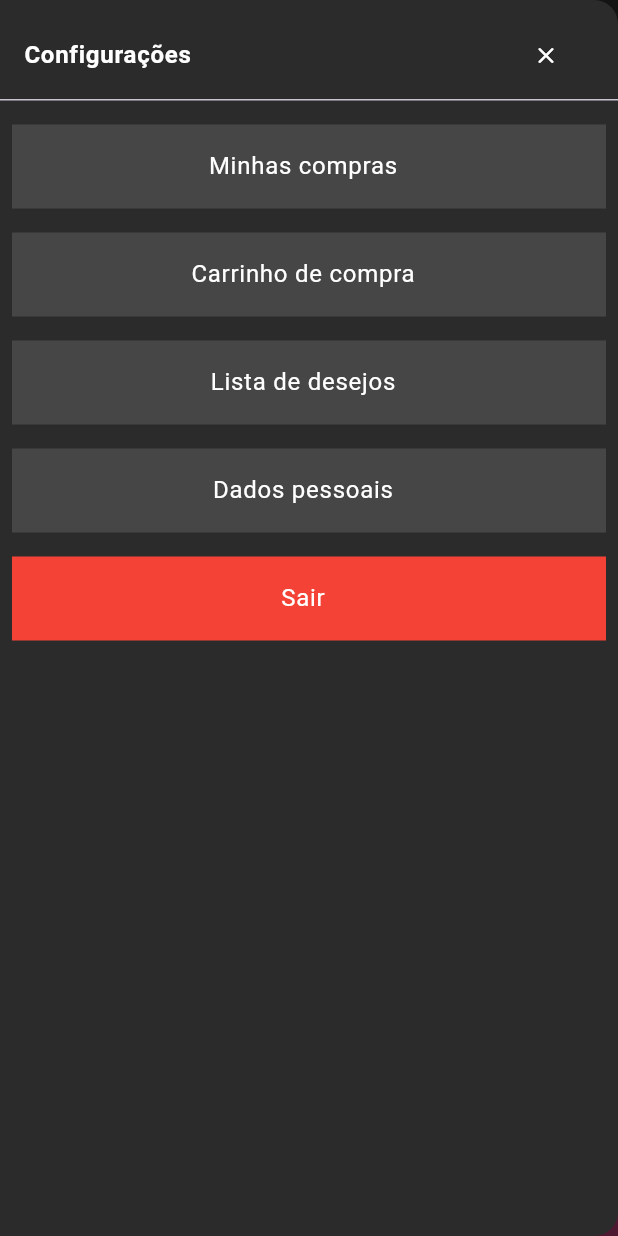
After one commit to LucasSSilvaJS/RetroVault, a Flutter app: the MainPage screen opened by its route, after a tap on the "menu" icon, on a phone screen of 412 x 824 dp. The commit adds this screen. Run offline on Flutter 3.47's test engine with Material 3 defaults, Android fonts, the phone set to English and light mode, and no system bars; our stand-ins replace carousel_slider, image_picker.

Commit message:
Mundanças

```diff
--- a/lib/main.dart
+++ b/lib/main.dart
@@ -1,6 +1,7 @@
 import 'package:flutter/material.dart';
 import 'pages/homepage.dart';
 import 'pages/profileimg.dart';
+import 'pages/mainpage.dart';
 
 void main() {
   runApp(MyApp());
@@ -16,6 +17,7 @@ class MyApp extends StatelessWidget {
       routes: {
         '/': (context) => HomePage(),
         '/profileimg': (context) => ProfileImg(),
+        '/mainpage': (context) => MainPage(),
       },
     );
   }
--- /dev/null
+++ b/lib/pages/mainpage.dart
@@ -0,0 +1,231 @@
+import 'package:flutter/material.dart';
+
+class MainPage extends StatelessWidget {
+  @override
+  Widget build(BuildContext context) {
+    final GlobalKey<ScaffoldState> _scaffoldKey = GlobalKey<ScaffoldState>();
+
+    return Scaffold(
+      key: _scaffoldKey,
+      drawer: Drawer(
+        backgroundColor: const Color(0xFF2B2B2B),
+        width: double.infinity,
+        child: ListView(
+          padding: EdgeInsets.zero,
+          children: [
+            Container(
+              height: 75.0, // Ajuste a altura aqui
+              child: DrawerHeader(
+                child: Row(
+                  mainAxisAlignment: MainAxisAlignment.spaceBetween,
+                  children: [
+                    const Text(
+                      'Configurações',
+                      style: TextStyle(
+                        color: Colors.white,
+                        fontSize: 16.0,
+                        fontWeight: FontWeight.bold,
+                      ),
+                    ),
+                    TextButton(
+                      onPressed: () {
+                        Navigator.of(context).pop();
+                      },
+                      child: const Icon(
+                        Icons.close_rounded,
+                        color: Colors.white,
+                      ),
+                    )
+                  ],
+                ),
+              ),
+            ),
+            ListMenu(title: 'Minhas compras'),
+            ListMenu(title: 'Carrinho de compra'),
+            ListMenu(title: 'Lista de desejos'),
+            ListMenu(title: 'Dados pessoais'),
+            ListMenu(title: 'Sair', color: Colors.red),
+          ],
+        ),
+      ),
+      appBar: AppBar(
+        backgroundColor: const Color(0xFF2B2B2B),
+        automaticallyImplyLeading: false,
+        title: Row(
+          mainAxisAlignment: MainAxisAlignment.spaceBetween,
+          children: [
+            IconButton(
+              onPressed: () {
+                _scaffoldKey.currentState?.openDrawer();
+              },
+              icon: const Icon(
+                Icons.menu,
+                color: Colors.white,
+              ),
+            ),
+            const Text(
+              'Retro Vault',
+              style: TextStyle(
+                color: Colors.white,
+              ),
+            ),
+            CircleAvatar(
+              radius: 16,
+              backgroundImage: AssetImage('assets/img/avatar.png'),
+            )
+          ],
+        ),
+      ),
+      body: Container(
+        decoration: const BoxDecoration(
+          image: DecorationImage(
+            image: AssetImage('assets/img/Wallpaper.png'),
+            fit: BoxFit.cover,
+          ),
+        ),
+        child: Center(
+          child: Column(
+            children: [
+              const SizedBox(
+                height: 25.0,
+              ),
+              Padding(
+                padding: const EdgeInsets.symmetric(horizontal: 20.0),
+                child: SearchInput(),
+              ),
+              const SizedBox(
+                height: 15.0,
+              ),
+              const Padding(
+                padding: EdgeInsets.symmetric(horizontal: 20.0),
+                child: Row(
+                  children: [
+                    CustomDropdownButton(
+                      hint: 'Filtrar por',
+                      options: ['Preço', 'Melhor avaliados', 'Em promoção'],
+                    ),
+                    SizedBox(
+                      width: 15.0,
+                    ),
+                    CustomDropdownButton(
+                      hint: 'Categorias',
+                      options: ['Livros', 'Vinil', 'Roupas'],
+                    ),
+                  ],
+                ),
+              )
+            ],
+          ),
+        ),
+      ),
+    );
+  }
+}
+
+class ListMenu extends StatelessWidget {
+  final String? title;
+  final Color? color;
+
+  const ListMenu({
+    required this.title,
+    this.color = const Color(0xFF474646),
+  });
+
+  @override
+  Widget build(BuildContext context) {
+    return Padding(
+      padding: const EdgeInsets.all(8.0),
+      child: ListTile(
+        tileColor: color,
+        title: Center(
+          child: Text(
+            title ?? '',
+            style: TextStyle(
+              color: Colors.white,
+              fontSize: 16.0,
+            ),
+          ),
+        ),
+        onTap: () {
+          // Fechar o Drawer
+          Navigator.of(context).pop(); // Fecha o Drawer
+        },
+      ),
+    );
+  }
+}
+
+class SearchInput extends StatelessWidget {
+  @override
+  Widget build(BuildContext context) {
+    return TextField(
+      decoration: InputDecoration(
+        fillColor: Colors.white,
+        filled: true,
+        hintText: 'Pesquisar',
+        prefixIcon: Icon(Icons.search), // Ícone da lupa
+        border: OutlineInputBorder(
+          borderRadius: BorderRadius.circular(30), // Bordas arredondadas
+        ),
+        contentPadding: EdgeInsets.symmetric(
+            vertical: 12, horizontal: 16), // Ajuste do padding
+      ),
+    );
+  }
+}
+
+class CustomDropdownButton extends StatefulWidget {
+  final String hint;
+  final List<String> options;
+
+  const CustomDropdownButton({
+    Key? key,
+    required this.hint,
+    required this.options,
+  }) : super(key: key);
+
+  @override
+  _CustomDropdownButtonState createState() => _CustomDropdownButtonState();
+}
+
+class _CustomDropdownButtonState extends State<CustomDropdownButton> {
+  String? selectedOption;
+
+  @override
+  Widget build(BuildContext context) {
+    return Container(
+      padding: EdgeInsets.symmetric(horizontal: 16),
+      decoration: BoxDecoration(
+        color: Colors.black.withOpacity(0.5),
+        borderRadius: BorderRadius.circular(50),
+      ),
+      child: DropdownButton<String>(
+        value: selectedOption,
+        hint: Text(
+          widget.hint,
+          style: TextStyle(
+            color: Colors.white,
+            fontSize: 16,
+          ),
+        ),
+        icon: Icon(Icons.arrow_drop_down, color: Colors.white),
+        dropdownColor: Colors.black,
+        underline: SizedBox(),
+        onChanged: (String? newValue) {
+          setState(() {
+            selectedOption = newValue;
+          });
+        },
+        items: widget.options.map<DropdownMenuItem<String>>((String value) {
+          return DropdownMenuItem<String>(
+            value: value,
+            child: Text(
+              value,
+              style: TextStyle(color: Colors.white, fontSize: 16),
+            ),
+          );
+        }).toList(),
+      ),
+    );
+  }
+}
--- a/pubspec.yaml
+++ b/pubspec.yaml
@@ -37,6 +37,7 @@ dependencies:
   cupertino_icons: ^1.0.8
   carousel_slider: ^5.0.0
   image_picker: ^1.1.2
+  dropdown_button2: ^2.3.9
 
 dev_dependencies:
   flutter_test:
```
Also changed, not shown: assets/img/avatar.png (added), pubspec.lock.
